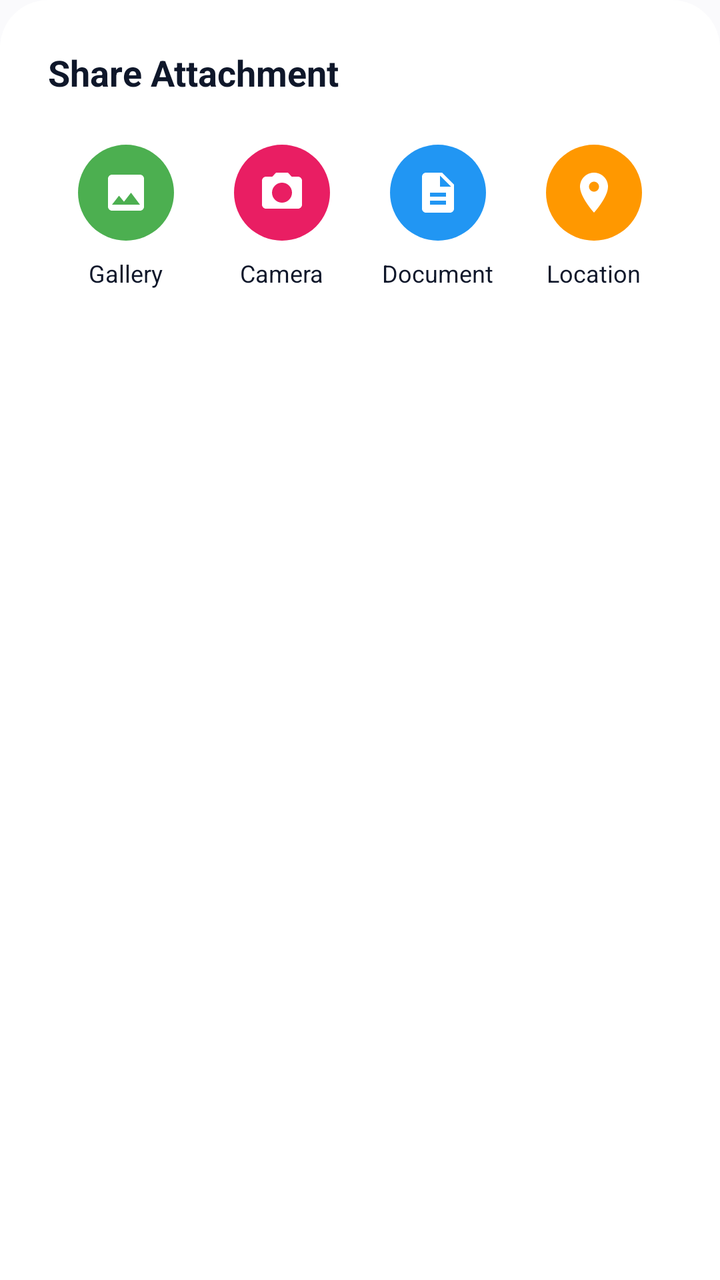
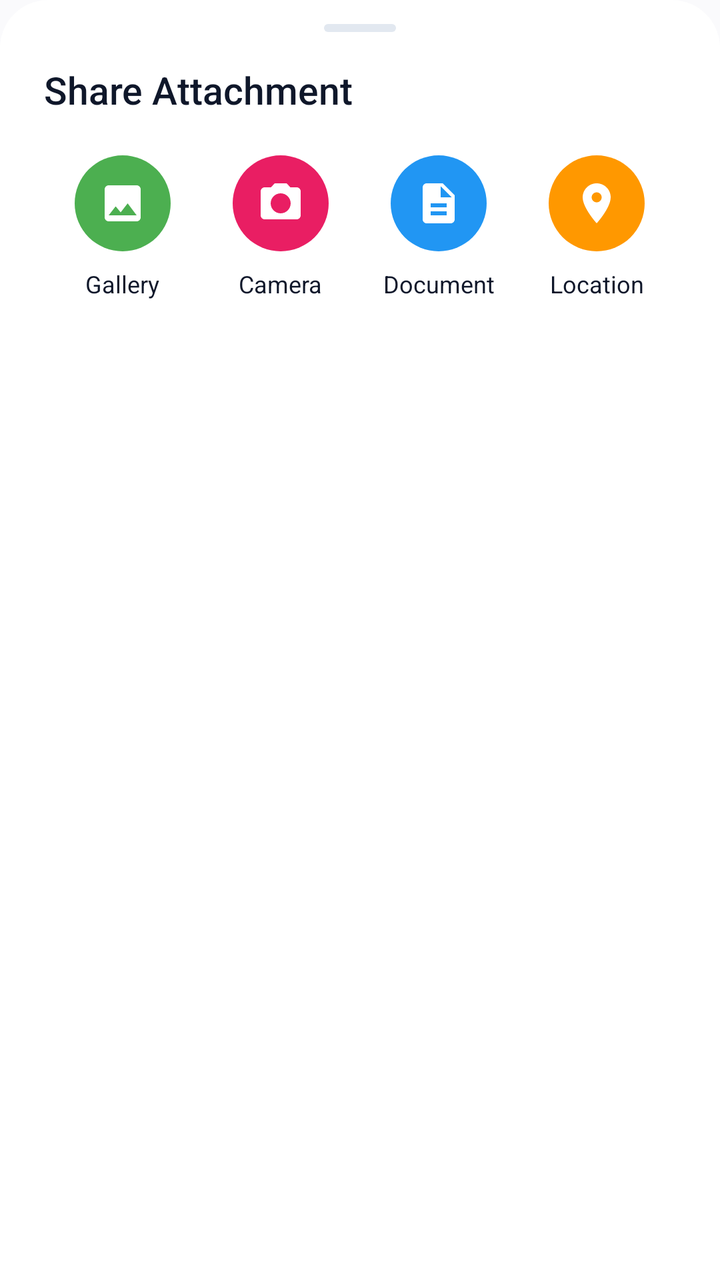

Compare the two renders of this Android layout. The source of the first and the diff that turns it into the second are given below.
<!-- AndroidManifest.xml: application theme Theme.VEIL -->
<!-- res/layout/bottom_sheet_attachment.xml -->
<?xml version="1.0" encoding="utf-8"?>
<LinearLayout xmlns:android="http://schemas.android.com/apk/res/android"
    xmlns:app="http://schemas.android.com/apk/res-auto"
    android:layout_width="match_parent"
    android:layout_height="wrap_content"
    android:orientation="vertical"
    android:background="@drawable/bottom_sheet_background"
    android:padding="24dp">

    <TextView
        android:layout_width="wrap_content"
        android:layout_height="wrap_content"
        android:text="Share Attachment"
        android:textColor="@color/text_primary"
        android:textSize="18sp"
        android:textStyle="bold"
        android:layout_marginBottom="24dp" />

    <LinearLayout
        android:layout_width="match_parent"
        android:layout_height="wrap_content"
        android:orientation="horizontal"
        android:weightSum="4">

        <LinearLayout
            android:id="@+id/attachGallery"
            android:layout_width="0dp"
            android:layout_height="wrap_content"
            android:layout_weight="1"
            android:orientation="vertical"
            android:gravity="center"
            android:background="?attr/selectableItemBackground"
            android:clickable="true"
            android:focusable="true">

            <ImageView
                android:layout_width="48dp"
                android:layout_height="48dp"
                android:src="@drawable/ic_image"
                android:background="@drawable/bg_circle_icon"
                android:backgroundTint="#4CAF50"
                android:padding="12dp"
                app:tint="@android:color/white" />

            <TextView
                android:layout_width="wrap_content"
                android:layout_height="wrap_content"
                android:text="Gallery"
                android:textColor="@color/text_primary"
                android:textSize="12sp"
                android:layout_marginTop="8dp" />
        </LinearLayout>

        <LinearLayout
            android:id="@+id/attachCamera"
            android:layout_width="0dp"
            android:layout_height="wrap_content"
            android:layout_weight="1"
            android:orientation="vertical"
            android:gravity="center"
            android:background="?attr/selectableItemBackground"
            android:clickable="true"
            android:focusable="true">

            <ImageView
                android:layout_width="48dp"
                android:layout_height="48dp"
                android:src="@drawable/ic_camera"
                android:background="@drawable/bg_circle_icon"
                android:backgroundTint="#E91E63"
                android:padding="12dp"
                app:tint="@android:color/white" />

            <TextView
                android:layout_width="wrap_content"
                android:layout_height="wrap_content"
                android:text="Camera"
                android:textColor="@color/text_primary"
                android:textSize="12sp"
                android:layout_marginTop="8dp" />
        </LinearLayout>

        <LinearLayout
            android:id="@+id/attachDocument"
            android:layout_width="0dp"
            android:layout_height="wrap_content"
            android:layout_weight="1"
            android:orientation="vertical"
            android:gravity="center"
            android:background="?attr/selectableItemBackground"
            android:clickable="true"
            android:focusable="true">

            <ImageView
                android:layout_width="48dp"
                android:layout_height="48dp"
                android:src="@drawable/ic_document"
                android:background="@drawable/bg_circle_icon"
                android:backgroundTint="#2196F3"
                android:padding="12dp"
                app:tint="@android:color/white" />

            <TextView
                android:layout_width="wrap_content"
                android:layout_height="wrap_content"
                android:text="Document"
                android:textColor="@color/text_primary"
                android:textSize="12sp"
                android:layout_marginTop="8dp" />
        </LinearLayout>

        <LinearLayout
            android:id="@+id/attachLocation"
            android:layout_width="0dp"
            android:layout_height="wrap_content"
            android:layout_weight="1"
            android:orientation="vertical"
            android:gravity="center"
            android:background="?attr/selectableItemBackground"
            android:clickable="true"
            android:focusable="true">

            <ImageView
                android:layout_width="48dp"
                android:layout_height="48dp"
                android:src="@drawable/ic_location"
                android:background="@drawable/bg_circle_icon"
                android:backgroundTint="#FF9800"
                android:padding="12dp"
                app:tint="@android:color/white" />

            <TextView
                android:layout_width="wrap_content"
                android:layout_height="wrap_content"
                android:text="Location"
                android:textColor="@color/text_primary"
                android:textSize="12sp"
                android:layout_marginTop="8dp" />
        </LinearLayout>

    </LinearLayout>

</LinearLayout>
<!-- resources referenced by this layout -->
<resources>
  <color name="text_primary">#0F172A</color>
  <color name="colorSurface">#FFFFFF</color>
  <style name="Base.Theme.VEIL" parent="Theme.Material3.DayNight.NoActionBar">
          <item name="android:statusBarColor">@android:color/transparent</item>
          <item name="android:navigationBarColor">@android:color/transparent</item>
          <item name="android:windowLightStatusBar" tools:targetApi="m">true</item>
          <item name="colorPrimary">@color/colorPrimary</item>
          <item name="colorOnPrimary">@color/colorOnPrimary</item>
          <item name="colorPrimaryContainer">@color/colorPrimaryContainer</item>
          <item name="colorOnPrimaryContainer">@color/colorOnPrimaryContainer</item>
          <item name="colorSurface">@color/colorSurface</item>
          <item name="colorSurfaceVariant">@color/colorSurfaceVariant</item>
          <item name="colorOutline">@color/colorOutline</item>
          <item name="android:colorBackground">@color/colorBackground</item>
          <item name="bottomSheetDialogTheme">@style/ModernBottomSheetDialogTheme</item>
      </style>
  <color name="colorPrimary">#4F46E5</color>
  <color name="colorOnPrimary">#FFFFFF</color>
  <color name="colorPrimaryContainer">#EEF2FF</color>
  <color name="colorOnPrimaryContainer">#3730A3</color>
  <color name="colorSurfaceVariant">#F1F5F9</color>
  <color name="colorOutline">#E2E8F0</color>
  <color name="colorBackground">#FAFAFC</color>
  <!-- unchanged entries left out for length: 9 -->
</resources>

<!-- the commit's change to res/layout/bottom_sheet_attachment.xml (unified diff, before → after) -->
@@ -5,16 +5,27 @@
     android:layout_height="wrap_content"
     android:orientation="vertical"
     android:background="@drawable/bottom_sheet_background"
-    android:padding="24dp">
+    android:paddingStart="22dp"
+    android:paddingTop="12dp"
+    android:paddingEnd="22dp"
+    android:paddingBottom="26dp">
+
+    
+    <View
+        android:layout_width="36dp"
+        android:layout_height="4dp"
+        android:layout_gravity="center_horizontal"
+        android:layout_marginBottom="16dp"
+        android:background="@drawable/bg_persona_drag_handle" />
 
     <TextView
         android:layout_width="wrap_content"
         android:layout_height="wrap_content"
         android:text="Share Attachment"
-        android:textColor="@color/text_primary"
-        android:textSize="18sp"
-        android:textStyle="bold"
-        android:layout_marginBottom="24dp" />
+        android:textColor="@color/textPrimary"
+        android:textSize="19sp"
+        android:fontFamily="sans-serif-medium"
+        android:layout_marginBottom="20dp" />
 
     <LinearLayout
         android:layout_width="match_parent"
<!-- resource entries referenced after the edit -->
@@ -1,6 +1,14 @@
 <!-- resources referenced by this layout -->
 <resources>
+  <color name="textPrimary">#0F172A</color>
   <color name="text_primary">#0F172A</color>
+  <!-- drawable bg_persona_drag_handle (drawable) -->
+  <?xml version="1.0" encoding="utf-8"?>
+  <shape xmlns:android="http://schemas.android.com/apk/res/android"
+      android:shape="rectangle">
+      <solid android:color="@color/colorOutline" />
+      <corners android:radius="2dp" />
+  </shape>
   <color name="colorSurface">#FFFFFF</color>
   <style name="Base.Theme.VEIL" parent="Theme.Material3.DayNight.NoActionBar">
           <item name="android:statusBarColor">@android:color/transparent</item>
@@ -10,8 +18,25 @@
           <item name="colorOnPrimary">@color/colorOnPrimary</item>
           <item name="colorPrimaryContainer">@color/colorPrimaryContainer</item>
           <item name="colorOnPrimaryContainer">@color/colorOnPrimaryContainer</item>
+          <item name="colorSecondary">@color/colorSecondary</item>
+          <item name="colorOnSecondary">@color/colorOnSecondary</item>
+          <item name="colorSecondaryContainer">@color/colorSecondaryContainer</item>
+          <item name="colorOnSecondaryContainer">@color/colorOnSecondaryContainer</item>
+          <item name="colorTertiary">@color/colorTertiary</item>
+          <item name="colorOnTertiary">@color/colorOnTertiary</item>
+          <item name="colorTertiaryContainer">@color/colorTertiaryContainer</item>
+          <item name="colorOnTertiaryContainer">@color/colorOnTertiaryContainer</item>
           <item name="colorSurface">@color/colorSurface</item>
+          <item name="colorOnSurface">@color/colorOnSurface</item>
           <item name="colorSurfaceVariant">@color/colorSurfaceVariant</item>
+          <item name="colorOnSurfaceVariant">@color/colorOnSurfaceVariant</item>
+          <item name="colorSurfaceDim">@color/colorSurfaceDim</item>
+          <item name="colorSurfaceBright">@color/colorSurfaceBright</item>
+          <item name="colorSurfaceContainerLowest">@color/colorSurfaceContainerLowest</item>
+          <item name="colorSurfaceContainerLow">@color/colorSurfaceContainerLow</item>
+          <item name="colorSurfaceContainer">@color/colorSurfaceContainer</item>
+          <item name="colorSurfaceContainerHigh">@color/colorSurfaceContainerHigh</item>
+          <item name="colorSurfaceContainerHighest">@color/colorSurfaceContainerHighest</item>
           <item name="colorOutline">@color/colorOutline</item>
           <item name="android:colorBackground">@color/colorBackground</item>
           <item name="bottomSheetDialogTheme">@style/ModernBottomSheetDialogTheme</item>
@@ -20,7 +45,24 @@
   <color name="colorOnPrimary">#FFFFFF</color>
   <color name="colorPrimaryContainer">#EEF2FF</color>
   <color name="colorOnPrimaryContainer">#3730A3</color>
+  <color name="colorSecondary">#0D9488</color>
+  <color name="colorOnSecondary">#FFFFFF</color>
+  <color name="colorSecondaryContainer">#EEF2FF</color>
+  <color name="colorOnSecondaryContainer">#3730A3</color>
+  <color name="colorTertiary">#06B6D4</color>
+  <color name="colorOnTertiary">#FFFFFF</color>
+  <color name="colorTertiaryContainer">#ECFEFF</color>
+  <color name="colorOnTertiaryContainer">#155E75</color>
+  <color name="colorOnSurface">#0F172A</color>
   <color name="colorSurfaceVariant">#F1F5F9</color>
+  <color name="colorOnSurfaceVariant">#475569</color>
+  <color name="colorSurfaceDim">#E2E8F0</color>
+  <color name="colorSurfaceBright">#FFFFFF</color>
+  <color name="colorSurfaceContainerLowest">#FFFFFF</color>
+  <color name="colorSurfaceContainerLow">#F8FAFC</color>
+  <color name="colorSurfaceContainer">#F1F5F9</color>
+  <color name="colorSurfaceContainerHigh">#E2E8F0</color>
+  <color name="colorSurfaceContainerHighest">#CBD5E1</color>
   <color name="colorOutline">#E2E8F0</color>
   <color name="colorBackground">#FAFAFC</color>
   <!-- unchanged entries left out for length: 9 -->
